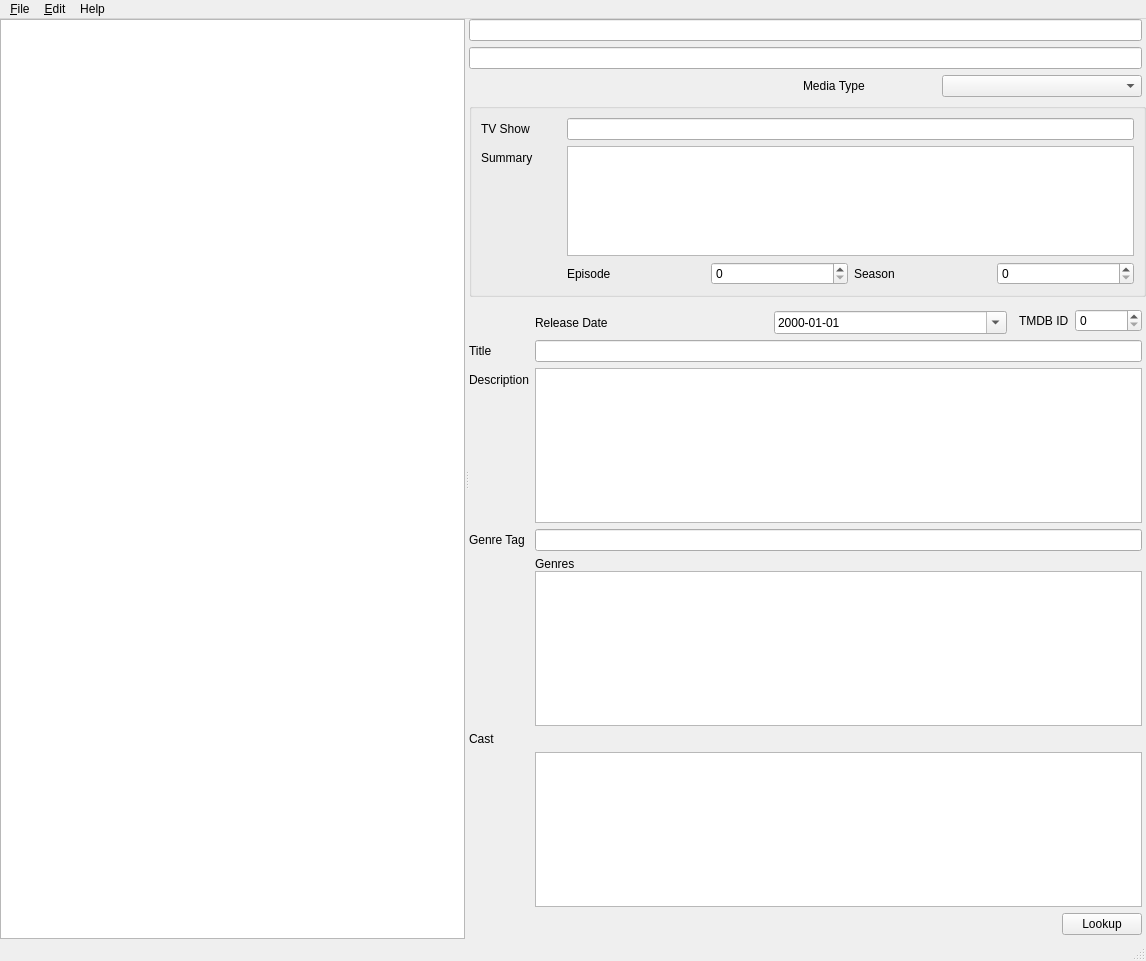
Old version of the form ui/main_window.ui in the repository centove/tagmkv.
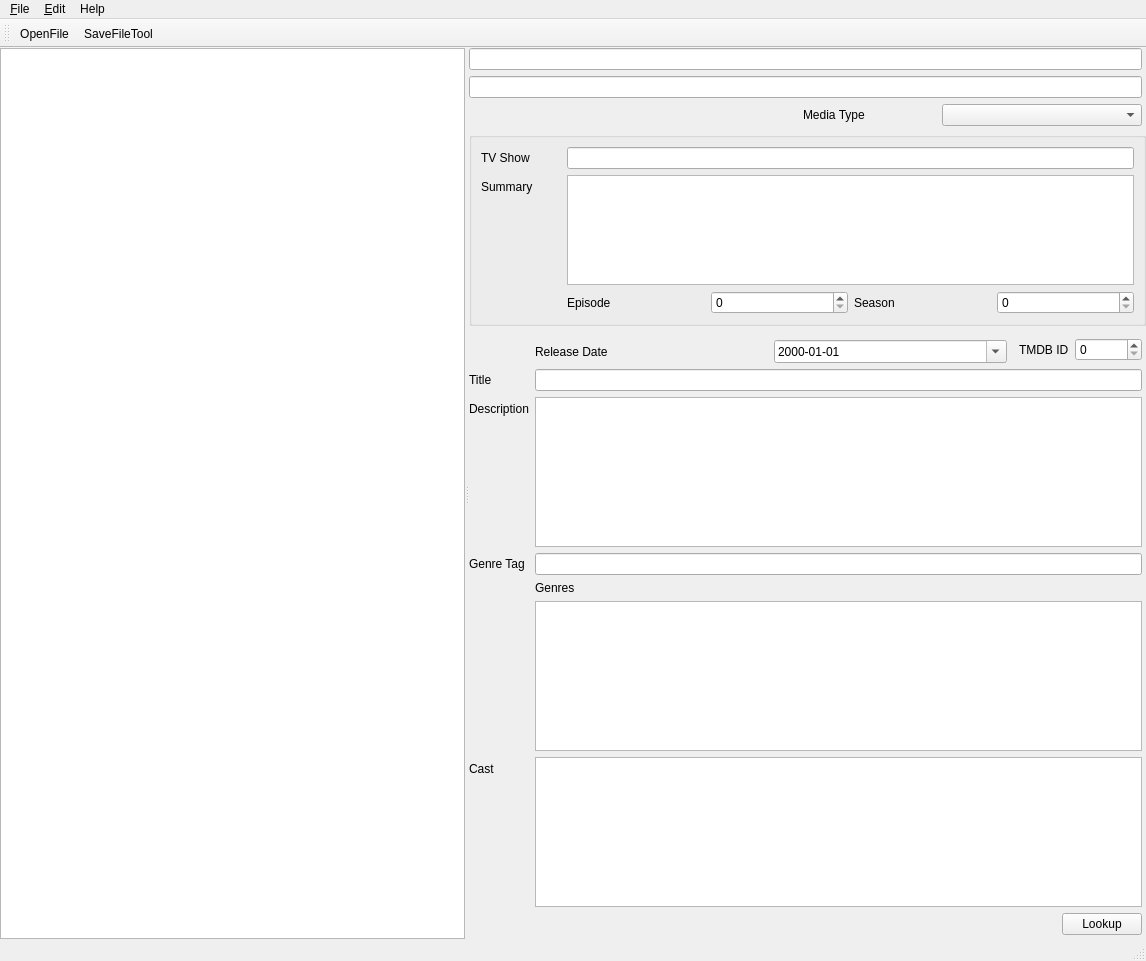
New version of the form. Icons and pictures are not drawn.

Commit message: Fix mp4 file parsing bug connect toolbar tools

What changed in the file:
```diff
--- a/ui/main_window.ui
+++ b/ui/main_window.ui
@@ -405,26 +405,9 @@
               </property>
              </widget>
             </item>
-            <item>
-             <widget class="QTableView" name="CastView"/>
-            </item>
            </layout>
           </item>
-          <item row="5" column="0">
-           <widget class="QLabel" name="CastLabel">
-            <property name="text">
-             <string>Cast</string>
-            </property>
-           </widget>
-          </item>
-          <item row="6" column="1">
-           <widget class="QListWidget" name="Genres">
-            <property name="selectionMode">
-             <enum>QAbstractItemView::MultiSelection</enum>
-            </property>
-           </widget>
-          </item>
-          <item row="7" column="1">
+          <item row="8" column="1">
            <layout class="QHBoxLayout" name="horizontalLayout_2">
             <item>
              <spacer name="horizontalSpacer">
@@ -464,6 +447,23 @@
             </item>
            </layout>
           </item>
+          <item row="5" column="1">
+           <widget class="QListWidget" name="Genres">
+            <property name="selectionMode">
+             <enum>QAbstractItemView::MultiSelection</enum>
+            </property>
+           </widget>
+          </item>
+          <item row="6" column="0">
+           <widget class="QLabel" name="CastLabel">
+            <property name="text">
+             <string>Cast</string>
+            </property>
+           </widget>
+          </item>
+          <item row="6" column="1">
+           <widget class="QTableView" name="CastView"/>
+          </item>
          </layout>
         </item>
        </layout>
@@ -511,6 +511,19 @@
     <bool>true</bool>
    </property>
   </widget>
+  <widget class="QToolBar" name="toolBar">
+   <property name="windowTitle">
+    <string>toolBar</string>
+   </property>
+   <attribute name="toolBarArea">
+    <enum>TopToolBarArea</enum>
+   </attribute>
+   <attribute name="toolBarBreak">
+    <bool>false</bool>
+   </attribute>
+   <addaction name="actionOpenFileTool"/>
+   <addaction name="actionSaveFileTool"/>
+  </widget>
   <action name="actionAbout">
    <property name="text">
     <string>About</string>
@@ -563,6 +576,28 @@
     <string>Ctrl+S</string>
    </property>
   </action>
+  <action name="actionOpenFileTool">
+   <property name="icon">
+    <iconset theme="fileopen"/>
+   </property>
+   <property name="text">
+    <string>OpenFile</string>
+   </property>
+   <property name="toolTip">
+    <string>Open Media File</string>
+   </property>
+  </action>
+  <action name="actionSaveFileTool">
+   <property name="icon">
+    <iconset theme="filesave"/>
+   </property>
+   <property name="text">
+    <string>SaveFileTool</string>
+   </property>
+   <property name="toolTip">
+    <string>Save Tags</string>
+   </property>
+  </action>
  </widget>
  <resources/>
  <connections/>
```
The commit also changes 1 other file.
